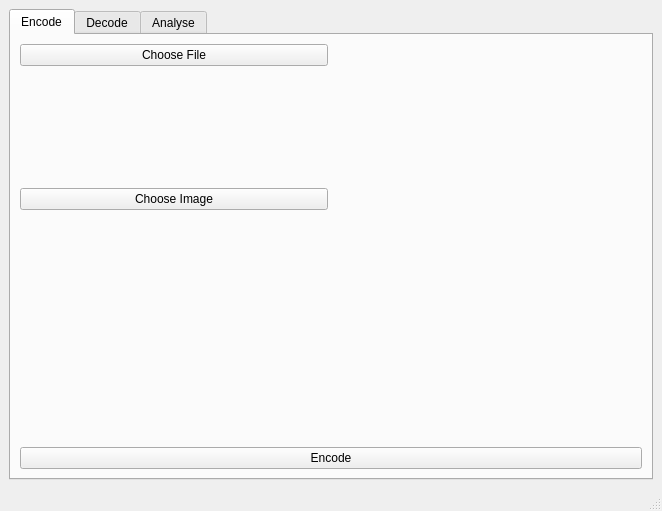
This is mainwindow.ui in mamadouAmar/searchExecutable as Qt 5 draws it before an edit. The edited form follows.
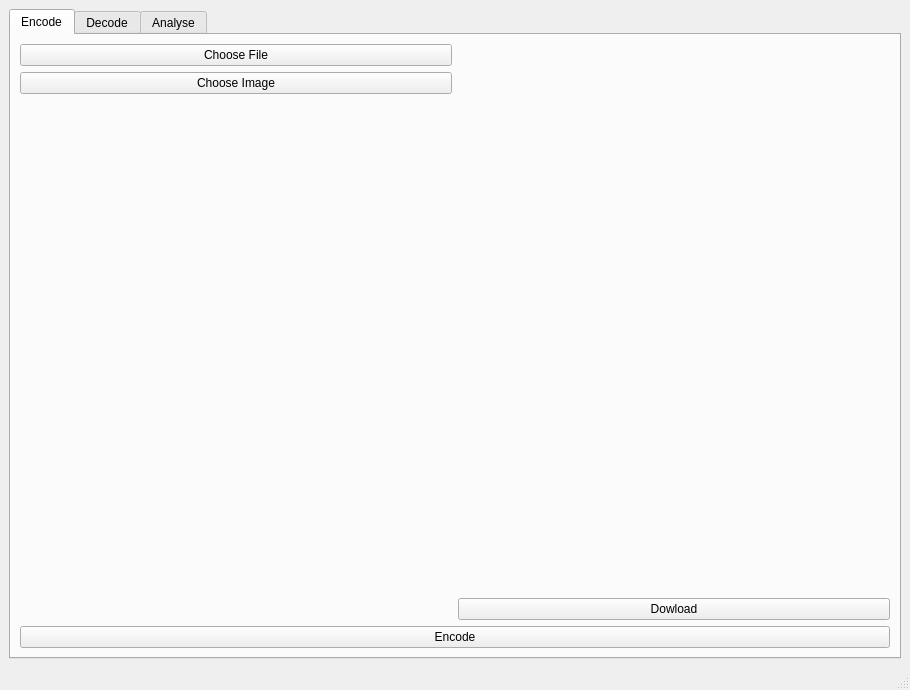
This is the edited form. The open tabs and pages were chosen to show the change.

```diff
--- a/mainwindow.ui
+++ b/mainwindow.ui
@@ -6,8 +6,8 @@
    <rect>
     <x>0</x>
     <y>0</y>
-    <width>662</width>
-    <height>511</height>
+    <width>910</width>
+    <height>690</height>
    </rect>
   </property>
   <property name="windowTitle">
@@ -32,20 +32,6 @@
           </property>
          </widget>
         </item>
-        <item row="0" column="1">
-         <widget class="QLabel" name="showFileName">
-          <property name="text">
-           <string/>
-          </property>
-         </widget>
-        </item>
-        <item row="1" column="1" rowspan="4">
-         <widget class="QLabel" name="imageShow">
-          <property name="text">
-           <string/>
-          </property>
-         </widget>
-        </item>
         <item row="5" column="0" colspan="2">
          <widget class="QPushButton" name="encodeButton">
           <property name="text">
@@ -60,6 +46,27 @@
           </property>
          </widget>
         </item>
+        <item row="4" column="1">
+         <widget class="QPushButton" name="dowloadEncodeImage">
+          <property name="text">
+           <string>Dowload</string>
+          </property>
+         </widget>
+        </item>
+        <item row="2" column="1" rowspan="2">
+         <widget class="QLabel" name="showEncodedImage">
+          <property name="text">
+           <string/>
+          </property>
+         </widget>
+        </item>
+        <item row="3" column="0" rowspan="2">
+         <widget class="QLabel" name="imageShow">
+          <property name="text">
+           <string/>
+          </property>
+         </widget>
+        </item>
        </layout>
       </widget>
       <widget class="QWidget" name="tab_2">
```
Left out of the diff: 46 changed lines with no effect on the pictures.
